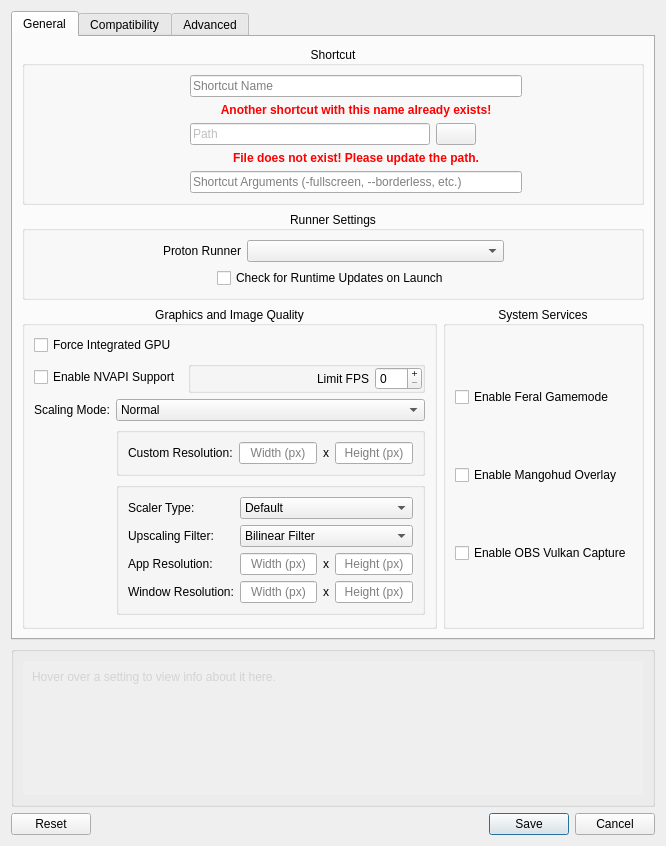
Before: the Qt Designer form src/neroprefixsettings.ui in SeongGino/Nero-umu, drawn with Qt 5.
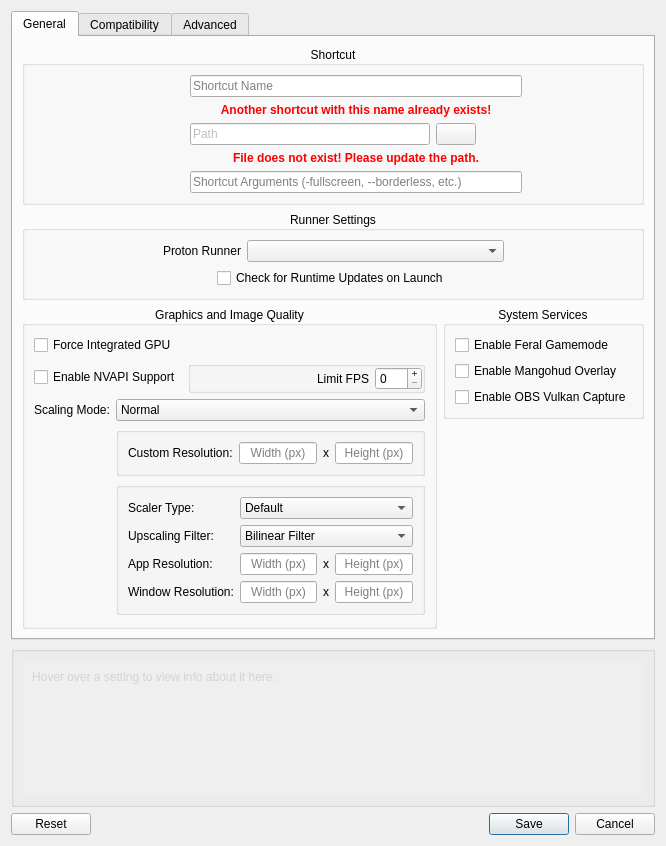
After: the same form once the commit is applied. Icons and pictures are not drawn.

Commit message: Align the right panel to top

Diff of the .ui file:
```diff
--- a/src/neroprefixsettings.ui
+++ b/src/neroprefixsettings.ui
@@ -30,7 +30,7 @@
        <string>General</string>
       </attribute>
       <layout class="QGridLayout" name="gridLayout" rowstretch="0,0,1" columnstretch="1,0">
-       <item row="2" column="1">
+       <item row="2" column="1" alignment="Qt::AlignmentFlag::AlignTop">
         <widget class="QGroupBox" name="servicesGroup">
          <property name="title">
           <string>System Services</string>
```
